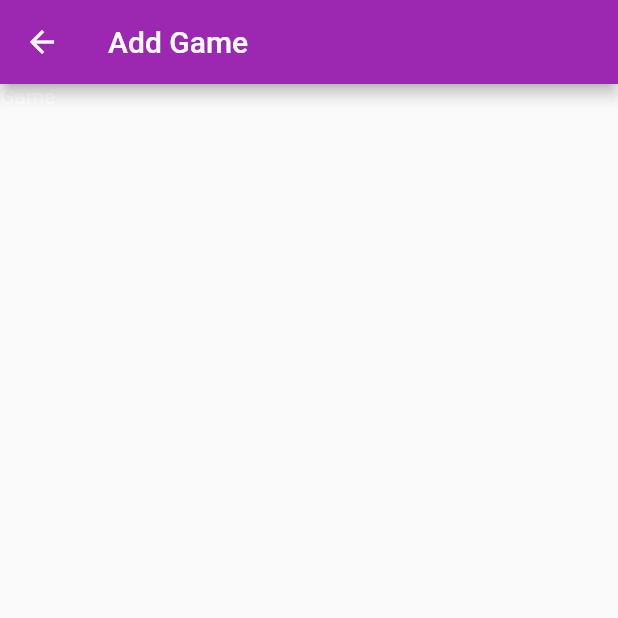
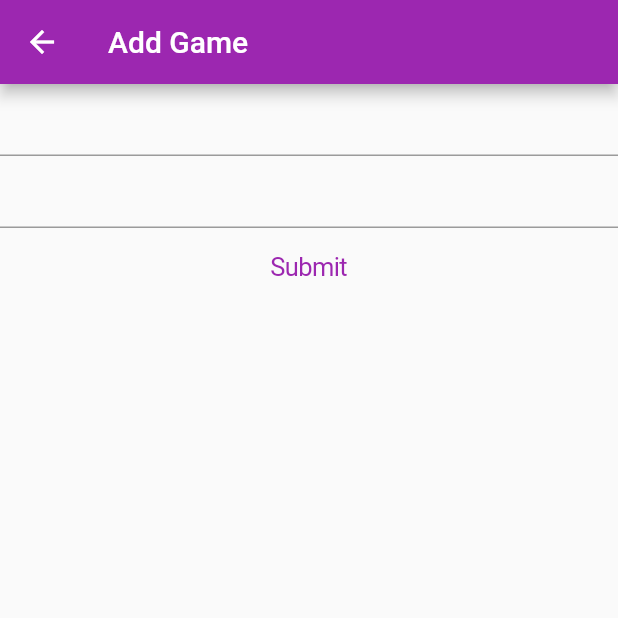
Before and after one commit to CaKellum/media_libraryApp, a Flutter app: the GameForm screen opened by its route, on a phone screen of 412 x 824 dp, the top half of it. Run offline on Flutter 3.47's test engine with Material 2 defaults, Android fonts, the phone set to English and light mode, and no system bars.

Commit message:
Add console list and games type list

```diff
--- a/lib/media_forms/game_form.dart
+++ b/lib/media_forms/game_form.dart
@@ -7,13 +7,37 @@ class GameForm extends StatefulWidget {
 }
 
 class _GameForm extends State<GameForm> {
+  Set<String> console = {
+    "Ps4",
+    "Ps3",
+    "Ps2",
+    "Ps",
+    "Switch",
+    "GameCube",
+    "Sega Genisis",
+    "Nintendo Entertainment System",
+    "Game Boy Color",
+    "Game Boy Advanced",
+    "Nintendo DS",
+    "Nintendo 3DS",
+    "PC"
+  };
+
+  Set<String> typesOfGame = {"Video Game", "Board Game"};
+
   @override
   Widget build(BuildContext context) {
     return Scaffold(
-      appBar: AppBar(
-        title: Text('Add Game'),
-      ),
-      body: Text('Game'),
-    );
+        appBar: AppBar(
+          title: Text('Add Game'),
+        ),
+        body: Form(
+            child: Column(
+          children: [
+            TextFormField(),
+            TextFormField(),
+            CupertinoButton(child: Text("Submit"), onPressed: () {})
+          ],
+        )));
   }
 }
--- a/lib/objects/game.dart
+++ b/lib/objects/game.dart
@@ -1,8 +1,8 @@
 import 'package:medialibrary_app/objects/user.dart';
 
 class Game implements MediaObject {
-  final int id = 0;
-  final int userAdded;
+  int _id = 0;
+  int userAdded;
   String title;
   String typeOfGame;
   String? console;
@@ -12,4 +12,9 @@ class Game implements MediaObject {
       this.typeOfGame = "video",
       this.userAdded = 0,
       this.console});
+
+  @override
+  int getId() {
+    return _id;
+  }
 }
--- a/lib/objects/movie.dart
+++ b/lib/objects/movie.dart
@@ -1,10 +1,15 @@
 import 'package:medialibrary_app/objects/user.dart';
 
 class Movie implements MediaObject {
-  final int id = 0;
+  int _id = 0;
   final int userAdded;
   String title;
   String format;
 
   Movie({required this.title, this.format = "dvd", this.userAdded = 0});
+
+  @override
+  int getId() {
+    return _id;
+  }
 }
--- a/lib/objects/music.dart
+++ b/lib/objects/music.dart
@@ -1,10 +1,15 @@
 import 'package:medialibrary_app/objects/user.dart';
 
 class Music implements MediaObject {
-  final int id = 0;
+  int _id = 0;
   final int userAdded;
   String albumTitle;
   String format;
 
   Music({required this.albumTitle, this.format = "CD", this.userAdded = 0});
+
+  @override
+  int getId() {
+    return _id;
+  }
 }
--- a/lib/objects/user.dart
+++ b/lib/objects/user.dart
@@ -1,8 +1,10 @@
 class User {
-  final int id = 0;
+  int id = 0;
   String name;
 
   User({required this.name});
 }
 
-class MediaObject {}
+abstract class MediaObject {
+  int getId();
+}
```
